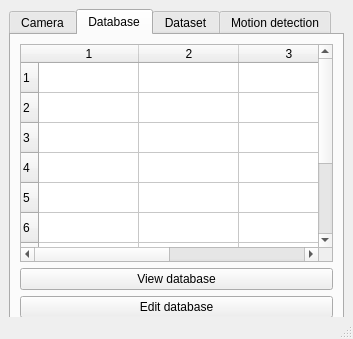
The window that Rozpoznawanie twarzy sqlite/AppGUI.ui (pako911/Rozpoznawanie_twarzy_i_sledzenie_ruchu) describes before a commit, drawn with Qt 5.
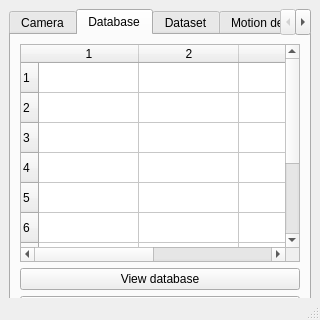
The same window after the commit.

The edit to the form file:
```diff
--- a/Rozpoznawanie twarzy sqlite/AppGUI.ui
+++ b/Rozpoznawanie twarzy sqlite/AppGUI.ui
@@ -6,8 +6,8 @@
    <rect>
     <x>0</x>
     <y>0</y>
-    <width>353</width>
-    <height>339</height>
+    <width>320</width>
+    <height>320</height>
    </rect>
   </property>
   <property name="minimumSize">
```
Left out of the diff: 2 changed lines with no effect on the pictures.
